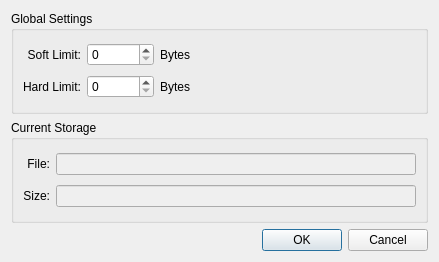
This is gui/storageview.ui in froglogic/tracetool as Qt 5 draws it before an edit. The edited form follows.
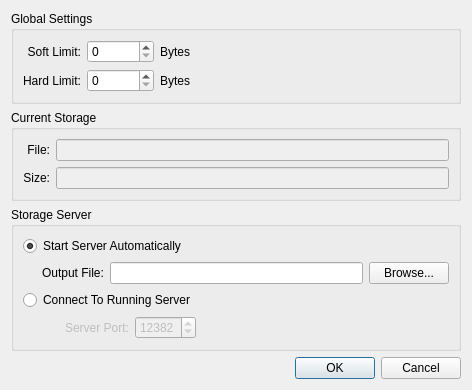
This is the edited form.

Commit message:
Extended storage settings dialog for server settings
This patch extends the Settings class (as well as the storage settings
configuration dialog) with a few fields to influence settings for the
storage server. The GUI offers to start traced automatically (in which case
an output file name has to be given) or it can connect to a running traced
(in which case the port at which the server is listening must be specified).

```diff
--- a/gui/storageview.ui
+++ b/gui/storageview.ui
@@ -6,15 +6,15 @@
    <rect>
     <x>0</x>
     <y>0</y>
-    <width>439</width>
-    <height>262</height>
+    <width>472</width>
+    <height>383</height>
    </rect>
   </property>
   <property name="windowTitle">
    <string>Storage Settings</string>
   </property>
-  <layout class="QVBoxLayout" name="verticalLayout">
-   <item>
+  <layout class="QGridLayout" name="gridLayout_5">
+   <item row="0" column="0">
     <widget class="QGroupBox" name="settingsGroup">
      <property name="title">
       <string>Global Settings</string>
@@ -97,7 +97,7 @@
      </layout>
     </widget>
    </item>
-   <item>
+   <item row="1" column="0">
     <widget class="QGroupBox" name="currentGroup">
      <property name="title">
       <string>Current Storage</string>
@@ -140,7 +140,129 @@
      </layout>
     </widget>
    </item>
-   <item>
+   <item row="2" column="0">
+    <widget class="QGroupBox" name="serverGroup">
+     <property name="title">
+      <string>Storage Server</string>
+     </property>
+     <layout class="QVBoxLayout" name="verticalLayout">
+      <item>
+       <layout class="QGridLayout" name="gridLayout_3">
+        <item row="0" column="0" colspan="3">
+         <widget class="QRadioButton" name="startServerAutomaticallyButton">
+          <property name="text">
+           <string>Start Server Automatically</string>
+          </property>
+          <property name="checked">
+           <bool>true</bool>
+          </property>
+         </widget>
+        </item>
+        <item row="1" column="0">
+         <spacer name="horizontalSpacer_3">
+          <property name="orientation">
+           <enum>Qt::Horizontal</enum>
+          </property>
+          <property name="sizeType">
+           <enum>QSizePolicy::Fixed</enum>
+          </property>
+          <property name="sizeHint" stdset="0">
+           <size>
+            <width>13</width>
+            <height>20</height>
+           </size>
+          </property>
+         </spacer>
+        </item>
+        <item row="1" column="1">
+         <widget class="QLabel" name="label">
+          <property name="text">
+           <string>Output File:</string>
+          </property>
+         </widget>
+        </item>
+        <item row="1" column="2">
+         <widget class="QLineEdit" name="traceFileEdit"/>
+        </item>
+        <item row="1" column="3">
+         <widget class="QPushButton" name="traceFileBrowseButton">
+          <property name="text">
+           <string>Browse...</string>
+          </property>
+         </widget>
+        </item>
+       </layout>
+      </item>
+      <item>
+       <layout class="QGridLayout" name="gridLayout_4">
+        <item row="0" column="0" colspan="3">
+         <widget class="QRadioButton" name="connectToServerButton">
+          <property name="text">
+           <string>Connect To Running Server</string>
+          </property>
+         </widget>
+        </item>
+        <item row="1" column="0">
+         <spacer name="horizontalSpacer_4">
+          <property name="orientation">
+           <enum>Qt::Horizontal</enum>
+          </property>
+          <property name="sizeType">
+           <enum>QSizePolicy::Fixed</enum>
+          </property>
+          <property name="sizeHint" stdset="0">
+           <size>
+            <width>13</width>
+            <height>20</height>
+           </size>
+          </property>
+         </spacer>
+        </item>
+        <item row="1" column="1">
+         <widget class="QLabel" name="label_2">
+          <property name="enabled">
+           <bool>false</bool>
+          </property>
+          <property name="text">
+           <string>Server Port:</string>
+          </property>
+         </widget>
+        </item>
+        <item row="1" column="2">
+         <widget class="QSpinBox" name="serverPort">
+          <property name="enabled">
+           <bool>false</bool>
+          </property>
+          <property name="minimum">
+           <number>1024</number>
+          </property>
+          <property name="maximum">
+           <number>65536</number>
+          </property>
+          <property name="value">
+           <number>12382</number>
+          </property>
+         </widget>
+        </item>
+        <item row="1" column="3">
+         <spacer name="horizontalSpacer_5">
+          <property name="orientation">
+           <enum>Qt::Horizontal</enum>
+          </property>
+          <property name="sizeHint" stdset="0">
+           <size>
+            <width>40</width>
+            <height>20</height>
+           </size>
+          </property>
+         </spacer>
+        </item>
+       </layout>
+      </item>
+     </layout>
+    </widget>
+   </item>
+   <item row="3" column="0">
     <widget class="QDialogButtonBox" name="buttonBox">
      <property name="orientation">
       <enum>Qt::Horizontal</enum>
```
Left out of the diff: 88 changed lines with no effect on the pictures. The commit also changes 4 other files.
